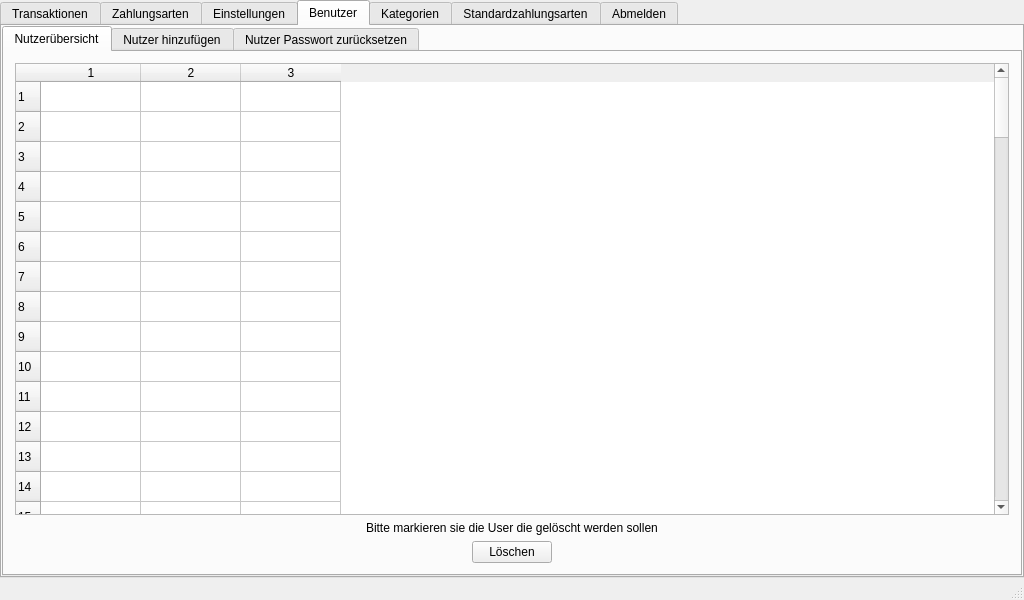
The window that userwindow.ui (Tandaradei/haushalt) describes before a commit, drawn with Qt 5.
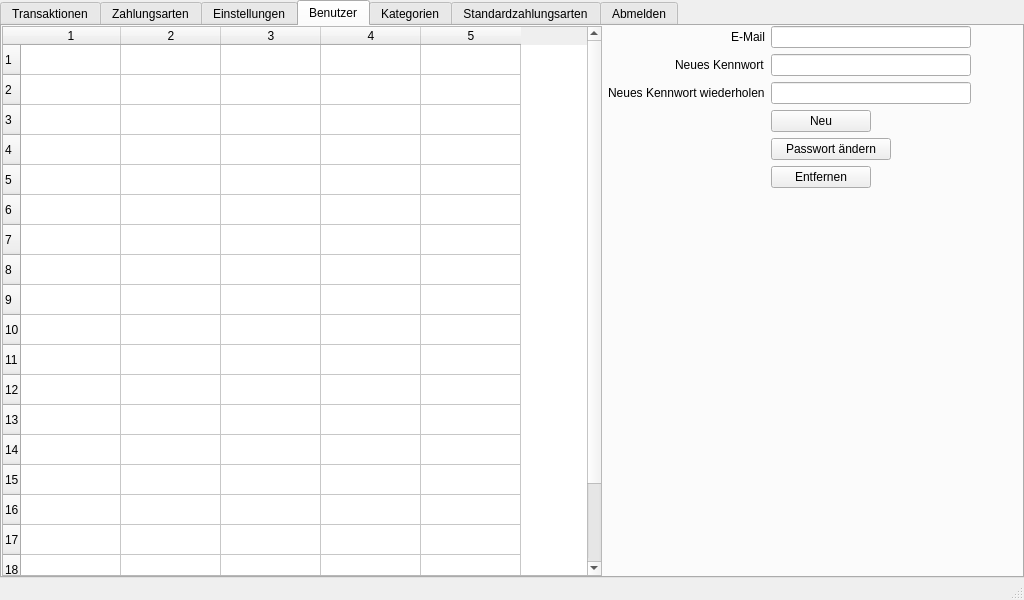
The same window after the commit. The open tabs and pages were chosen to show the change. Icons and pictures are not drawn.

```diff
--- a/userwindow.ui
+++ b/userwindow.ui
@@ -953,21 +953,17 @@
            <number>0</number>
           </property>
           <item>
-           <layout class="QVBoxLayout" name="verticalLayout_7">
+           <layout class="QHBoxLayout" name="horizontalLayout_10">
             <item>
-             <widget class="QTabWidget" name="usertabWidget">
-              <property name="currentIndex">
-               <number>0</number>
-              </property>
-              <widget class="QWidget" name="useroverviewTab_2">
-               <attribute name="title">
-                <string>Nutzerübersicht</string>
-               </attribute>
-               <layout class="QVBoxLayout" name="verticalLayout_23">
-                <item>
-                 <layout class="QVBoxLayout" name="verticalLayout_22">
-                  <item>
-                   <widget class="QTableWidget" name="userTable_2">
+             <layout class="QHBoxLayout" name="horizontalLayout_11">
+              <item>
+               <widget class="QTableWidget" name="userTable">
+                <property name="minimumSize">
+                 <size>
+                  <width>600</width>
+                  <height>0</height>
+                 </size>
+                </property>
                     <property name="verticalScrollBarPolicy">
                      <enum>Qt::ScrollBarAlwaysOn</enum>
                     </property>
@@ -975,11 +971,14 @@
                      <enum>Qt::ScrollBarAsNeeded</enum>
                     </property>
                     <property name="rowCount">
-                     <number>100</number>
+                 <number>20</number>
                     </property>
                     <property name="columnCount">
-                     <number>3</number>
-                    </property>
+                 <number>5</number>
+                </property>
+                <attribute name="horizontalHeaderMinimumSectionSize">
+                 <number>50</number>
+                </attribute>
                     <row/>
                     <row/>
                     <row/>
@@ -1000,247 +999,108 @@
                     <row/>
                     <row/>
                     <row/>
-                    <row/>
-                    <row/>
-                    <row/>
-                    <row/>
-                    <row/>
-                    <row/>
-                    <row/>
-                    <row/>
-                    <row/>
-                    <row/>
-                    <row/>
-                    <row/>
-                    <row/>
-                    <row/>
-                    <row/>
-                    <row/>
-                    <row/>
-                    <row/>
-                    <row/>
-                    <row/>
-                    <row/>
-                    <row/>
-                    <row/>
-                    <row/>
-                    <row/>
-                    <row/>
-                    <row/>
-                    <row/>
-                    <row/>
-                    <row/>
-                    <row/>
-                    <row/>
-                    <row/>
-                    <row/>
-                    <row/>
-                    <row/>
-                    <row/>
-                    <row/>
-                    <row/>
-                    <row/>
-                    <row/>
-                    <row/>
-                    <row/>
-                    <row/>
-                    <row/>
-                    <row/>
-                    <row/>
-                    <row/>
-                    <row/>
-                    <row/>
-                    <row/>
-                    <row/>
-                    <row/>
-                    <row/>
-                    <row/>
-                    <row/>
-                    <row/>
-                    <row/>
-                    <row/>
-                    <row/>
-                    <row/>
-                    <row/>
-                    <row/>
-                    <row/>
-                    <row/>
-                    <row/>
-                    <row/>
-                    <row/>
-                    <row/>
-                    <row/>
-                    <row/>
-                    <row/>
-                    <row/>
-                    <row/>
-                    <row/>
-                    <row/>
-                    <row/>
-                    <row/>
-                    <row/>
-                    <row/>
                     <column/>
                     <column/>
                     <column/>
-                   </widget>
-                  </item>
-                  <item alignment="Qt::AlignHCenter">
-                   <widget class="QLabel" name="userdelLabel_2">
-                    <property name="text">
-                     <string>Bitte markieren sie die User die gelöscht werden sollen</string>
-                    </property>
-                   </widget>
-                  </item>
-                  <item alignment="Qt::AlignHCenter">
-                   <widget class="QPushButton" name="userdelButton_2">
-                    <property name="maximumSize">
-                     <size>
-                      <width>100</width>
-                      <height>16777215</height>
-                     </size>
-                    </property>
-                    <property name="text">
-                     <string>Löschen</string>
-                    </property>
-                   </widget>
-                  </item>
-                 </layout>
-                </item>
-               </layout>
-              </widget>
-              <widget class="QWidget" name="useraddTab_2">
-               <attribute name="title">
-                <string>Nutzer hinzufügen</string>
-               </attribute>
-               <layout class="QVBoxLayout" name="verticalLayout_26">
+                <column/>
+                <column/>
+               </widget>
+              </item>
                 <item>
-                 <layout class="QVBoxLayout" name="verticalLayout_24">
-                  <item>
-                   <layout class="QGridLayout" name="gridLayout_11">
-                    <item row="1" column="0" alignment="Qt::AlignHCenter|Qt::AlignVCenter">
-                     <widget class="QLabel" name="useraddpwLabel_2">
-                      <property name="text">
-                       <string>Passwort</string>
-                      </property>
-                     </widget>
-                    </item>
-                    <item row="0" column="0" alignment="Qt::AlignHCenter|Qt::AlignBottom">
-                     <widget class="QLabel" name="useraddemailLabel_2">
+               <layout class="QFormLayout" name="formLayout_4">
+                <property name="labelAlignment">
+                 <set>Qt::AlignRight|Qt::AlignTrailing|Qt::AlignVCenter</set>
+                </property>
+                <item row="3" column="0">
+                 <widget class="QLabel" name="userEmailLabel">
                       <property name="text">
                        <string>E-Mail</string>
                       </property>
-                     </widget>
-                    </item>
-                    <item row="0" column="1" alignment="Qt::AlignLeft|Qt::AlignBottom">
-                     <widget class="QLineEdit" name="useraddemailField_2">
-                      <property name="maximumSize">
-                       <size>
-                        <width>300</width>
-                        <height>16777215</height>
-                       </size>
+                  <property name="alignment">
+                   <set>Qt::AlignRight|Qt::AlignTrailing|Qt::AlignVCenter</set>
                       </property>
                      </widget>
                     </item>
-                    <item row="1" column="1" alignment="Qt::AlignLeft|Qt::AlignVCenter">
-                     <widget class="QLineEdit" name="useraddpwField_2">
+                <item row="3" column="1">
+                 <widget class="QLineEdit" name="userEmailField">
                       <property name="maximumSize">
                        <size>
-                        <width>300</width>
+                    <width>200</width>
                         <height>16777215</height>
                        </size>
                       </property>
                      </widget>
                     </item>
-                   </layout>
-                  </item>
-                  <item>
-                   <layout class="QVBoxLayout" name="verticalLayout_25">
-                    <item alignment="Qt::AlignHCenter|Qt::AlignTop">
-                     <widget class="QPushButton" name="useraddconfButton_2">
-                      <property name="maximumSize">
-                       <size>
-                        <width>100</width>
-                        <height>16777215</height>
-                       </size>
-                      </property>
-                      <property name="text">
-                       <string>Bestätigen</string>
-                      </property>
-                     </widget>
-                    </item>
-                   </layout>
-                  </item>
-                 </layout>
-                </item>
-               </layout>
-              </widget>
-              <widget class="QWidget" name="userpwresetTab">
-               <attribute name="title">
-                <string>Nutzer Passwort zurücksetzen</string>
-               </attribute>
-               <layout class="QVBoxLayout" name="verticalLayout_29">
-                <item>
-                 <layout class="QVBoxLayout" name="verticalLayout_27">
-                  <item>
-                   <layout class="QGridLayout" name="gridLayout_12">
-                    <item row="1" column="1" alignment="Qt::AlignHCenter|Qt::AlignBottom">
-                     <widget class="QLabel" name="userresetpwemailLabel_2">
-                      <property name="text">
-                       <string>E-Mail</string>
-                      </property>
-                     </widget>
-                    </item>
-                    <item row="3" column="1" alignment="Qt::AlignHCenter|Qt::AlignVCenter">
-                     <widget class="QLabel" name="userresetpwnewpwLabel_2">
+                <item row="4" column="0">
+                 <widget class="QLabel" name="userPasswordLabel">
                       <property name="text">
                        <string>Neues Kennwort</string>
                       </property>
                      </widget>
                     </item>
-                    <item row="4" column="1" alignment="Qt::AlignHCenter|Qt::AlignTop">
-                     <widget class="QLabel" name="userresetpwnewpwwdhLabel_2">
+                <item row="4" column="1">
+                 <widget class="QLineEdit" name="userPasswordField">
+                  <property name="maximumSize">
+                   <size>
+                    <width>200</width>
+                    <height>16777215</height>
+                   </size>
+                  </property>
+                 </widget>
+                </item>
+                <item row="5" column="0">
+                 <widget class="QLabel" name="userPasswordRepeatLabel">
                       <property name="text">
                        <string>Neues Kennwort wiederholen</string>
                       </property>
                      </widget>
                     </item>
-                    <item row="1" column="2" alignment="Qt::AlignLeft|Qt::AlignBottom">
-                     <widget class="QLineEdit" name="userresetpwemailField_2">
+                <item row="5" column="1">
+                 <widget class="QLineEdit" name="userPasswordRepeatField">
                       <property name="maximumSize">
                        <size>
-                        <width>300</width>
+                    <width>200</width>
                         <height>16777215</height>
                        </size>
                       </property>
                      </widget>
                     </item>
-                    <item row="3" column="2" alignment="Qt::AlignLeft|Qt::AlignVCenter">
-                     <widget class="QLineEdit" name="userresetpwnewpwField_2">
+                <item row="6" column="1">
+                 <widget class="QPushButton" name="addUserButton">
                       <property name="maximumSize">
                        <size>
-                        <width>300</width>
+                    <width>100</width>
                         <height>16777215</height>
                        </size>
                       </property>
-                     </widget>
-                    </item>
-                    <item row="4" column="2" alignment="Qt::AlignLeft|Qt::AlignTop">
-                     <widget class="QLineEdit" name="userresetpwnewpwwdhField_2">
+                  <property name="text">
+                   <string>Neu</string>
+                  </property>
+                  <property name="icon">
+                   <iconset>
+                    <normaloff>resources/add.png</normaloff>resources/add.png</iconset>
+                  </property>
+                 </widget>
+                </item>
+                <item row="7" column="1">
+                 <widget class="QPushButton" name="resetPasswordButton">
                       <property name="maximumSize">
                        <size>
-                        <width>300</width>
+                    <width>120</width>
                         <height>16777215</height>
                        </size>
                       </property>
-                     </widget>
-                    </item>
-                   </layout>
-                  </item>
-                  <item>
-                   <layout class="QVBoxLayout" name="verticalLayout_28">
-                    <item alignment="Qt::AlignHCenter|Qt::AlignTop">
-                     <widget class="QPushButton" name="userresetpwconfirmButton_2">
+                  <property name="text">
+                   <string>Passwort ändern</string>
+                  </property>
+                  <property name="icon">
+                   <iconset>
+                    <normaloff>resources/edit.png</normaloff>resources/edit.png</iconset>
+                  </property>
+                 </widget>
+                </item>
+                <item row="8" column="1">
+                 <widget class="QPushButton" name="deleteUserButton">
                       <property name="maximumSize">
                        <size>
                         <width>100</width>
@@ -1248,17 +1108,17 @@
                        </size>
                       </property>
                       <property name="text">
-                       <string>Bestätigen</string>
-                      </property>
+                   <string>Entfernen</string>
+                  </property>
+                  <property name="icon">
+                   <iconset>
+                    <normaloff>resources/remove.png</normaloff>resources/remove.png</iconset>
+                  </property>
                      </widget>
                     </item>
                    </layout>
                   </item>
                  </layout>
-                </item>
-               </layout>
-              </widget>
-             </widget>
             </item>
            </layout>
           </item>
```
Left out of the diff: 5 changed lines with no effect on the pictures. Lines whose indentation alone changed are shown as unchanged.
